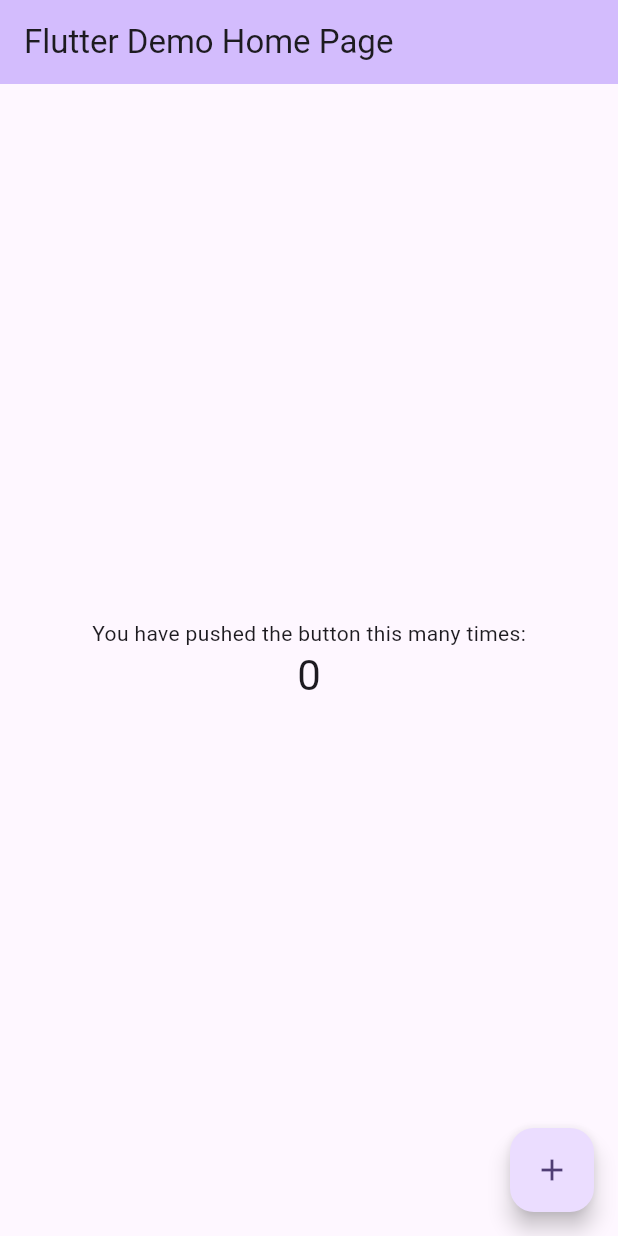
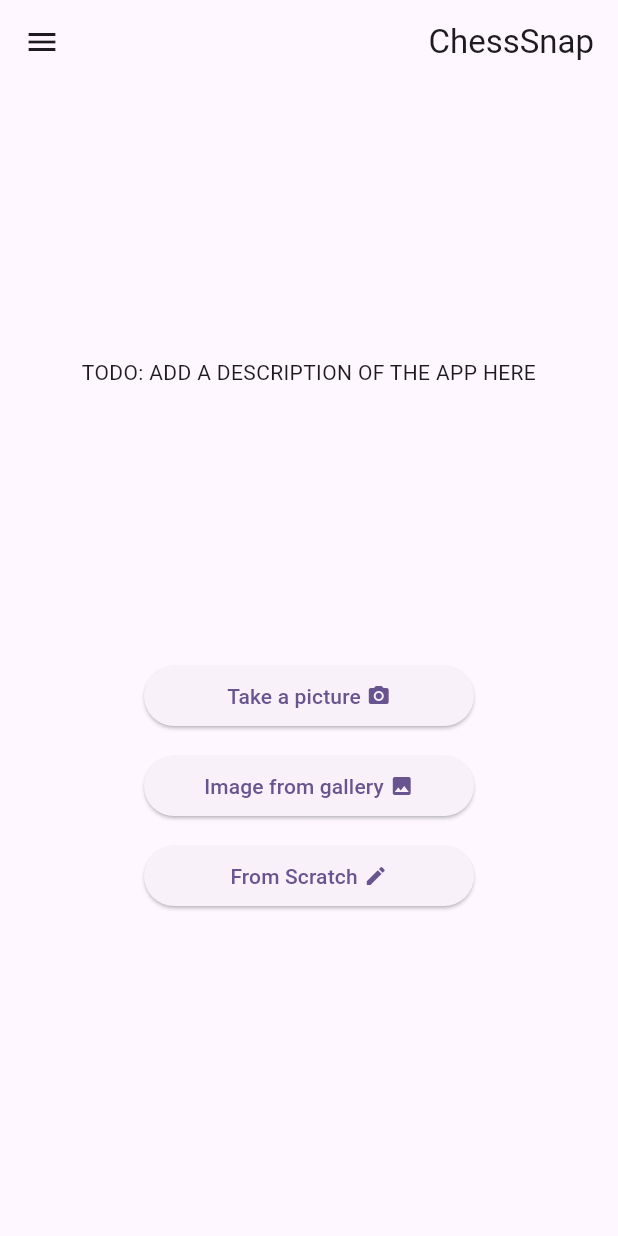
Before and after one commit to Ido-Badash/chess-snap, a Flutter app: the screen it shows after launch, on a phone screen of 412 x 824 dp. Run offline on Flutter 3.47's test engine with Material 3 defaults, Android fonts, the phone set to English and light mode, and no system bars.

Commit message:
⚡ master: Implement main app structure and initial ChessSnap widget

```diff
--- a/lib/app.dart
+++ b/lib/app.dart
@@ -0,0 +1,175 @@
+import "package:flutter/material.dart";
+
+class ChessSnap extends StatefulWidget {
+  const ChessSnap({super.key});
+
+  @override
+  State<ChessSnap> createState() => _ChessSnapState();
+}
+
+class _ChessSnapState extends State<ChessSnap> {
+  bool _menuOpen = false; // State variable to track menu expansion
+
+  @override
+  Widget build(BuildContext context) {
+    return Scaffold(
+      appBar: AppBar(
+        leading: IconButton(
+          onPressed: () {
+            setState(() {
+              _menuOpen = !_menuOpen;
+            });
+          },
+          icon: const Icon(Icons.menu),
+        ),
+        title: const Align(
+          alignment: Alignment.centerRight,
+          child: Text("ChessSnap"),
+        ),
+      ),
+      body: Column(
+        children: [
+          if (_menuOpen) buildAppMenu(), // Show menu if open
+          Flexible(flex: 1, child: buildAppDescription()),
+          Flexible(flex: 1, child: buildCenteredButtons()),
+        ],
+      ),
+    );
+  }
+
+  // App description builder
+  Widget buildAppDescription() {
+    return const Padding(
+      padding: EdgeInsets.all(16.0),
+      child: Center(
+        child: Text(
+          "TODO: ADD A DESCRIPTION OF THE APP HERE",
+          // TODO: ADD A DESCRIPTION OF THE APP HERE
+          textAlign: TextAlign.center,
+        ),
+      ),
+    );
+  }
+
+  // App menu builder
+  Widget buildAppMenu() {
+    return Container(
+      decoration: const BoxDecoration(border: Border(bottom: BorderSide())),
+      margin: const EdgeInsets.symmetric(vertical: 8.0),
+      child: Column(
+        children: [
+          ListTile(
+            leading: const Icon(Icons.settings),
+            title: const Text("Settings"),
+            onTap: goToSettings,
+          ),
+          ListTile(
+            leading: const Icon(Icons.help_outline),
+            title: const Text("About & Help"),
+            onTap: goToAboutAndHelp,
+          ),
+        ],
+      ),
+    );
+  }
+
+  // Centered buttons builder
+  Widget buildCenteredButtons() {
+    return Column(
+      children: [
+        buildTakePictureButton(),
+        const SizedBox(height: 12.0),
+        buildImageFromGalleryButton(),
+        const SizedBox(height: 12.0),
+        buildFromScratchButton(),
+      ],
+    );
+  }
+
+  Widget buildTakePictureButton() {
+    return SizedBox(
+      width: 220,
+      child: ElevatedButton(
+        onPressed: goToTakeAPicture,
+        child: Row(
+          mainAxisAlignment: MainAxisAlignment.center,
+          children: const [
+            Text("Take a picture"),
+            SizedBox(width: 4.0),
+            Icon(Icons.camera_alt, size: 16.0),
+          ],
+        ),
+      ),
+    );
+  }
+
+  Widget buildImageFromGalleryButton() {
+    return SizedBox(
+      width: 220,
+      child: ElevatedButton(
+        onPressed: goToImageFromGallery,
+        child: Row(
+          mainAxisAlignment: MainAxisAlignment.center,
+          children: const [
+            Text("Image from gallery"),
+            SizedBox(width: 4.0),
+            Icon(Icons.image, size: 16.0),
+          ],
+        ),
+      ),
+    );
+  }
+
+  Widget buildFromScratchButton() {
+    return SizedBox(
+      width: 220,
+      child: ElevatedButton(
+        onPressed: goToFromScratch,
+        child: Row(
+          mainAxisAlignment: MainAxisAlignment.center,
+          children: const [
+            Text("From Scratch"),
+            SizedBox(width: 4.0),
+            Icon(Icons.edit, size: 16.0),
+          ],
+        ),
+      ),
+    );
+  }
+
+  // Navigate to settings function
+  void goToSettings() {
+    // TODO: Implement the settings navigation logic
+    debugPrint("Navigating to settings...");
+  }
+
+  // Navigate to about and help function
+  void goToAboutAndHelp() {
+    // TODO: Implement the about and help navigation logic
+    debugPrint("Navigating to about and help...");
+  }
+
+  // Open menu function
+  void openMenu() {
+    // TODO: Implement the menu opening logic
+    debugPrint("Menu opened");
+  }
+
+  // Navigate to take a picture function
+  void goToTakeAPicture() {
+    // TODO: Implement the take a picture logic
+    debugPrint("Navigating to take a picture...");
+  }
+
+  // Navigate to image from gallery function
+  void goToImageFromGallery() {
+    // TODO: Implement the image from gallery logic
+    debugPrint("Navigating to image from gallery...");
+  }
+
+  // Navigate to gameplay function
+  void goToFromScratch() {
+    // TODO: Implement the menu opening logic
+    debugPrint("Navigating to gameplay...");
+  }
+}
--- a/lib/main.dart
+++ b/lib/main.dart
@@ -1,4 +1,5 @@
 import 'package:flutter/material.dart';
+import 'app.dart';
 
 void main() {
   runApp(const MyApp());
@@ -10,57 +11,12 @@ class MyApp extends StatelessWidget {
   @override
   Widget build(BuildContext context) {
     return MaterialApp(
+      debugShowCheckedModeBanner: false,
       title: 'ChessSnap',
       theme: ThemeData(
         colorScheme: ColorScheme.fromSeed(seedColor: Colors.deepPurple),
       ),
-      home: const MyHomePage(title: 'Flutter Demo Home Page'),
+      home: const ChessSnap(),
     );
   }
 }
-
-class MyHomePage extends StatefulWidget {
-  const MyHomePage({super.key, required this.title});
-
-  final String title;
-
-  @override
-  State<MyHomePage> createState() => _MyHomePageState();
-}
-
-class _MyHomePageState extends State<MyHomePage> {
-  int _counter = 0;
-
-  void _incrementCounter() {
-    setState(() {
-      _counter++;
-    });
-  }
-
-  @override
-  Widget build(BuildContext context) {
-    return Scaffold(
-      appBar: AppBar(
-        backgroundColor: Theme.of(context).colorScheme.inversePrimary,
-        title: Text(widget.title),
-      ),
-      body: Center(
-        child: Column(
-          mainAxisAlignment: MainAxisAlignment.center,
-          children: <Widget>[
-            const Text('You have pushed the button this many times:'),
-            Text(
-              '$_counter',
-              style: Theme.of(context).textTheme.headlineMedium,
-            ),
-          ],
-        ),
-      ),
-      floatingActionButton: FloatingActionButton(
-        onPressed: _incrementCounter,
-        tooltip: 'Increment',
-        child: const Icon(Icons.add),
-      ),
-    );
-  }
-}
```
